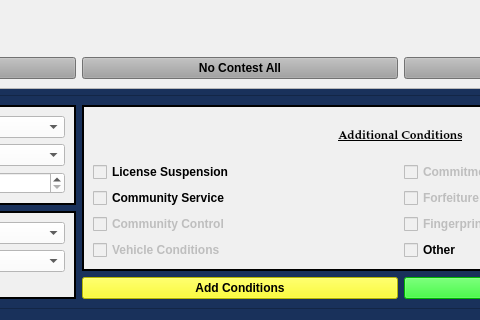
Old version of the form resources/ui/MinorMisdemeanorDialog.ui in the repository HunterProgram22/MuniEntry; both pictures show x 260 to 740 and y 469 to 789 of the 1000 by 789 pixel window.
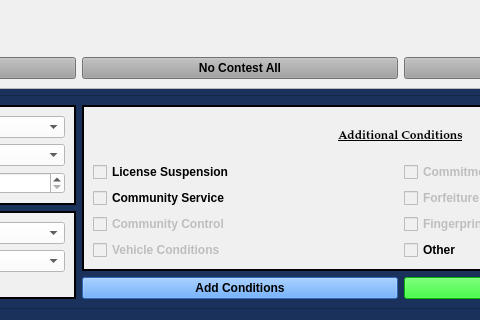
New version of the form.

Commit message: Updated UI button colors and names.

```diff
--- a/resources/ui/MinorMisdemeanorDialog.ui
+++ b/resources/ui/MinorMisdemeanorDialog.ui
@@ -958,7 +958,7 @@
       <item row="2" column="1">
        <widget class="QPushButton" name="add_conditions_Button">
         <property name="styleSheet">
-         <string notr="true">background-color: rgb(255, 255, 0);</string>
+         <string notr="true">background-color: rgb(62, 146, 255)</string>
         </property>
         <property name="text">
          <string>Add Conditions</string>
```
The commit also changes 9 other files.
